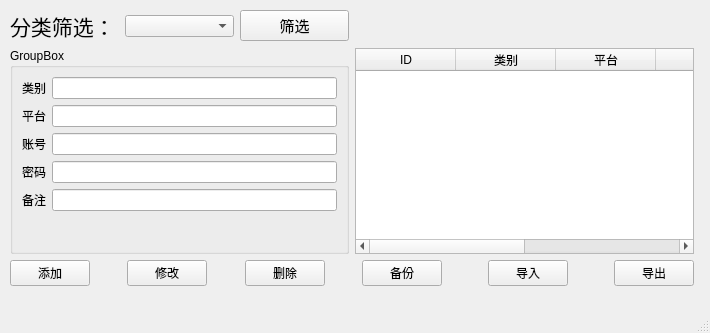
Old version of the form mainwindow.ui in the repository Zyc-paper-tigers/PasswordManager.
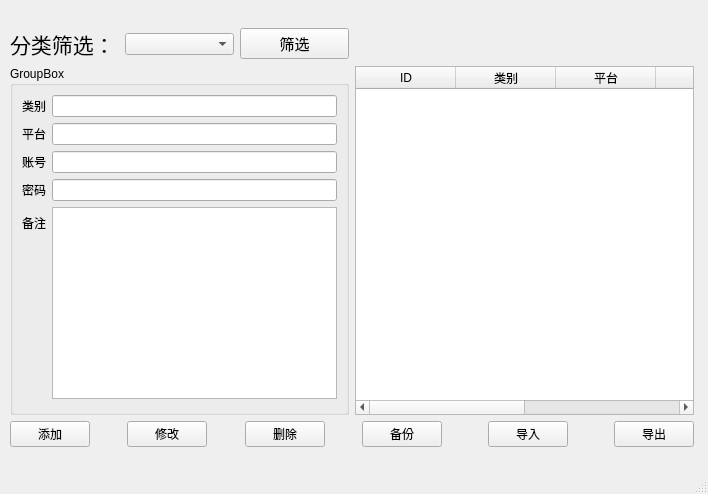
New version of the form.

The edit to the form file:
```diff
--- a/mainwindow.ui
+++ b/mainwindow.ui
@@ -6,8 +6,8 @@
    <rect>
     <x>0</x>
     <y>0</y>
-    <width>710</width>
-    <height>333</height>
+    <width>708</width>
+    <height>494</height>
    </rect>
   </property>
   <property name="windowTitle">
@@ -18,9 +18,9 @@
     <property name="geometry">
      <rect>
       <x>10</x>
-      <y>10</y>
+      <y>28</y>
       <width>684</width>
-      <height>276</height>
+      <height>419</height>
      </rect>
     </property>
     <layout class="QGridLayout" name="gridLayout">
@@ -99,7 +99,11 @@
          </widget>
         </item>
         <item row="3" column="1">
-         <widget class="QLineEdit" name="editPassword"/>
+         <widget class="QLineEdit" name="editPassword">
+          <property name="echoMode">
+           <enum>QLineEdit::EchoMode::Password</enum>
+          </property>
+         </widget>
         </item>
         <item row="4" column="0">
          <widget class="QLabel" name="label_6">
@@ -109,7 +113,14 @@
          </widget>
         </item>
         <item row="4" column="1">
-         <widget class="QLineEdit" name="editRemarks"/>
+         <widget class="QTextEdit" name="editRemarks">
+          <property name="sizePolicy">
+           <sizepolicy hsizetype="Preferred" vsizetype="Preferred">
+            <horstretch>0</horstretch>
+            <verstretch>0</verstretch>
+           </sizepolicy>
+          </property>
+         </widget>
         </item>
        </layout>
       </widget>
```
Left out of the diff: 2 changed lines with no effect on the pictures.
